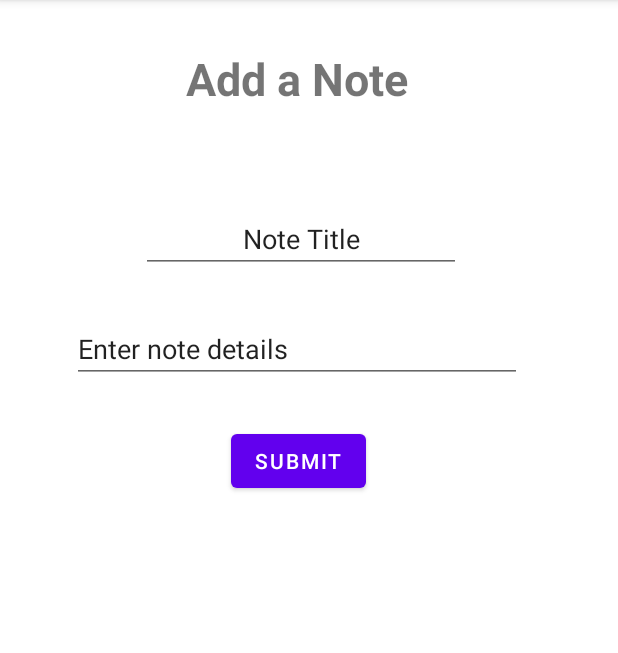
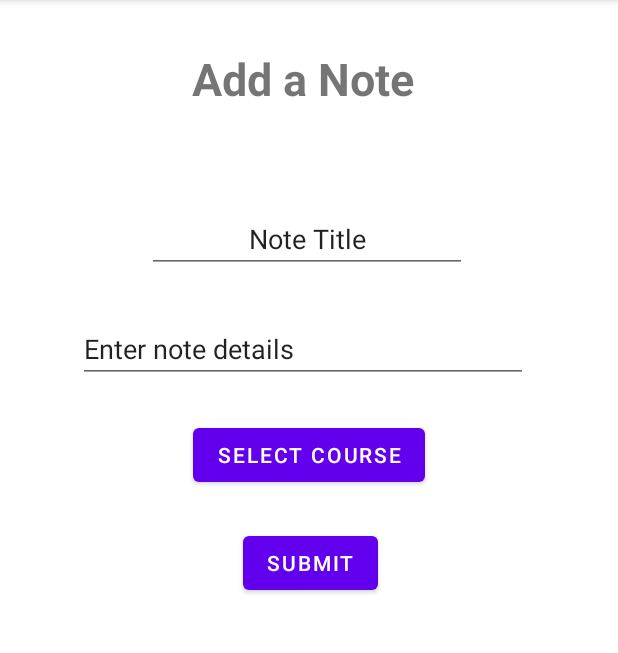
Before and after one commit to arjundesguerra/Arjun-C196, an Android app: the CourseDetails screen opened directly, with no data from a screen before it, after a tap on "ADD NOTE", on a phone screen of 412 x 824 dp, the part 84-737 px from its top. Run offline under Robolectric (Android 15) with nearby library versions, the phone set to English and light mode, and no system bars.

Commit message:
notes are only shown for specfic course and only one course for an instructor

```diff
--- a/app/src/main/java/com/example/arjunc196/coursesActivities/CourseDetails.java
+++ b/app/src/main/java/com/example/arjunc196/coursesActivities/CourseDetails.java
@@ -130,9 +130,6 @@ public class CourseDetails extends AppCompatActivity {
                 startActivity(goToNotes);
         });
 
-
-
-
     }
 
     @Override
@@ -158,7 +155,10 @@ public class CourseDetails extends AppCompatActivity {
                 "noteTitle",
                 "courseTitle"
         };
-        Cursor noteCursor = db.query("notes", notesProjection, null, null, null, null, null);
+        String noteSelection = "courseTitle = ?";
+        String[] noteSelectionArgs = {courseNameDetails.getText().toString()};
+
+        Cursor noteCursor = db.query("notes", notesProjection, noteSelection, noteSelectionArgs, null, null, null);
         noteAdapter.swapCursor(noteCursor);
 
     }
--- a/app/src/main/java/com/example/arjunc196/notesActivities/AddNotes.java
+++ b/app/src/main/java/com/example/arjunc196/notesActivities/AddNotes.java
@@ -2,12 +2,19 @@ package com.example.arjunc196.notesActivities;
 
 import androidx.appcompat.app.AppCompatActivity;
 
+import android.annotation.SuppressLint;
 import android.content.ContentValues;
+import android.content.Context;
 import android.content.Intent;
+import android.database.Cursor;
 import android.database.sqlite.SQLiteDatabase;
 import android.os.Bundle;
+import android.view.MenuItem;
+import android.view.View;
+import android.view.inputmethod.InputMethodManager;
 import android.widget.Button;
 import android.widget.EditText;
+import android.widget.PopupMenu;
 
 import com.example.arjunc196.DatabaseHelper;
 import com.example.arjunc196.R;
@@ -17,6 +24,7 @@ public class AddNotes extends AppCompatActivity {
 
     private EditText editNoteTitle;
     private EditText editNoteDetails;
+    private Button selectCourseButton;
     private Button submitButton;
 
     private DatabaseHelper dbHelper;
@@ -32,7 +40,11 @@ public class AddNotes extends AppCompatActivity {
 
         editNoteTitle = findViewById(R.id.editNoteTitle);
         editNoteDetails = findViewById(R.id.editNoteDetails);
+        selectCourseButton = findViewById(R.id.selectCourseButton);
         submitButton = findViewById(R.id.submitButton);
+
+        Intent intent = getIntent();
+        String courseTitle = intent.getStringExtra("course_title");
 
         editNoteTitle.setOnFocusChangeListener((v, hasFocus) -> {
             if (hasFocus) {
@@ -58,15 +70,24 @@ public class AddNotes extends AppCompatActivity {
             }
         });
 
+        selectCourseButton.setOnClickListener(view -> {
+            instructorPopupMenu(view);
+            //hides keyboard
+            InputMethodManager imm = (InputMethodManager) getSystemService(Context.INPUT_METHOD_SERVICE);
+            imm.hideSoftInputFromWindow(view.getWindowToken(), 0);
+        });
+
         submitButton.setOnClickListener(view -> {
             String noteTitle = editNoteTitle.getText().toString();
             String noteDetails = editNoteDetails.getText().toString();
+            String courseTitleString = selectCourseButton.getText().toString();
 
             SQLiteDatabase db = dbHelper.getWritableDatabase();
             // insert the course information into the database row for the selected term title
             ContentValues contentValues = new ContentValues();
             contentValues.put("noteTitle", noteTitle);
             contentValues.put("noteDetails", noteDetails);
+            contentValues.put("courseTitle", courseTitleString);
             db.insert("notes", null, contentValues);
 
             // open the course details activity
@@ -74,4 +95,26 @@ public class AddNotes extends AppCompatActivity {
         });
 
     }
+
+    private void instructorPopupMenu(View view) {
+        // query the database for all instructor names
+        Cursor cursor = db.query("courses", new String[]{"courseTitle"}, null, null, null, null, null);
+
+        // create a popup menu and add menu items for each instructor name
+        PopupMenu popupMenu = new PopupMenu(this, view);
+        while (cursor.moveToNext()) {
+            @SuppressLint("Range") String courseTitle = cursor.getString(cursor.getColumnIndex("courseTitle"));
+            popupMenu.getMenu().add(courseTitle);
+        }
+
+        // set a click listener on the menu items to handle the selection
+        popupMenu.setOnMenuItemClickListener(menuItem -> {
+            selectCourseButton.setText(menuItem.getTitle());
+            return true;
+        });
+
+        popupMenu.show();
+
+    }
+
 }
--- a/app/src/main/res/layout/activity_add_notes.xml
+++ b/app/src/main/res/layout/activity_add_notes.xml
@@ -5,13 +5,15 @@
     android:layout_width="match_parent"
     android:layout_height="match_parent"
     android:focusableInTouchMode="true"
-    tools:context=".termsActivities.AddTerms">
+    tools:context=".termsActivities.AddTerms"
+    app:layout_constraintVertical_bias="0.5"
+    app:layout_constraintHorizontal_bias="0.5">
 
     <TextView
         android:id="@+id/addNoteText"
         android:layout_width="wrap_content"
         android:layout_height="wrap_content"
-        android:layout_marginStart="124dp"
+        android:layout_marginStart="128dp"
         android:layout_marginTop="32dp"
         android:gravity="center"
         android:text="Add a Note"
@@ -25,7 +27,7 @@
         android:id="@+id/editNoteTitle"
         android:layout_width="wrap_content"
         android:layout_height="wrap_content"
-        android:layout_marginStart="94dp"
+        android:layout_marginStart="98dp"
         android:layout_marginTop="64dp"
         android:ems="10"
         android:gravity="center"
@@ -39,7 +41,7 @@
         android:id="@+id/editNoteDetails"
         android:layout_width="300dp"
         android:layout_height="wrap_content"
-        android:layout_marginStart="48dp"
+        android:layout_marginStart="52dp"
         android:layout_marginTop="28dp"
         android:ems="10"
         android:gravity="top"
@@ -50,14 +52,25 @@
         app:layout_constraintTop_toBottomOf="@+id/editNoteTitle" />
 
     <Button
+        android:id="@+id/selectCourseButton"
+        android:layout_width="wrap_content"
+        android:layout_height="wrap_content"
+        android:layout_marginTop="24dp"
+        android:text="Select Course"
+        app:layout_constraintHorizontal_bias="0.5"
+        app:layout_constraintStart_toStartOf="parent"
+        app:layout_constraintEnd_toEndOf="parent"
+        app:layout_constraintTop_toBottomOf="@+id/editNoteDetails" />
+
+    <Button
         android:id="@+id/submitButton"
         android:layout_width="wrap_content"
         android:layout_height="wrap_content"
-        android:layout_marginStart="154dp"
-        android:layout_marginTop="28dp"
+        android:layout_marginStart="162dp"
+        android:layout_marginTop="24dp"
         android:text="Submit"
         app:layout_constraintStart_toStartOf="parent"
-        app:layout_constraintTop_toBottomOf="@+id/editNoteDetails" />
+        app:layout_constraintTop_toBottomOf="@+id/selectCourseButton" />
 
 
 </androidx.constraintlayout.widget.ConstraintLayout>
--- a/app/src/main/res/layout/activity_course_details.xml
+++ b/app/src/main/res/layout/activity_course_details.xml
@@ -73,7 +73,7 @@
         android:layout_height="wrap_content"
         android:layout_marginStart="96dp"
         android:layout_marginTop="16dp"
-        android:layout_marginEnd="97dp"
+        android:layout_marginEnd="108dp"
         android:gravity="center"
         android:text="Instructor Details"
         android:textSize="20sp"
```
Also changed, not shown: app/src/main/java/com/example/arjunc196/coursesActivities/AddCourses.java (+11 -7 lines), app/src/main/java/com/example/arjunc196/instructorActivities/InstructorAdapter.java (+18 -2 lines).
